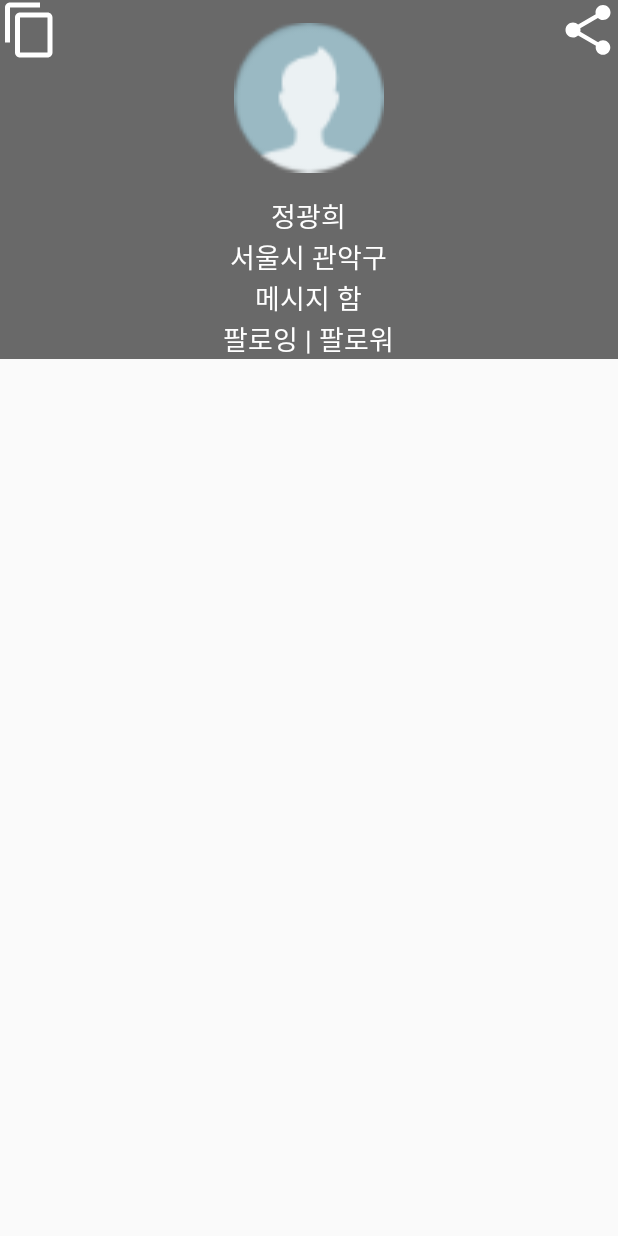
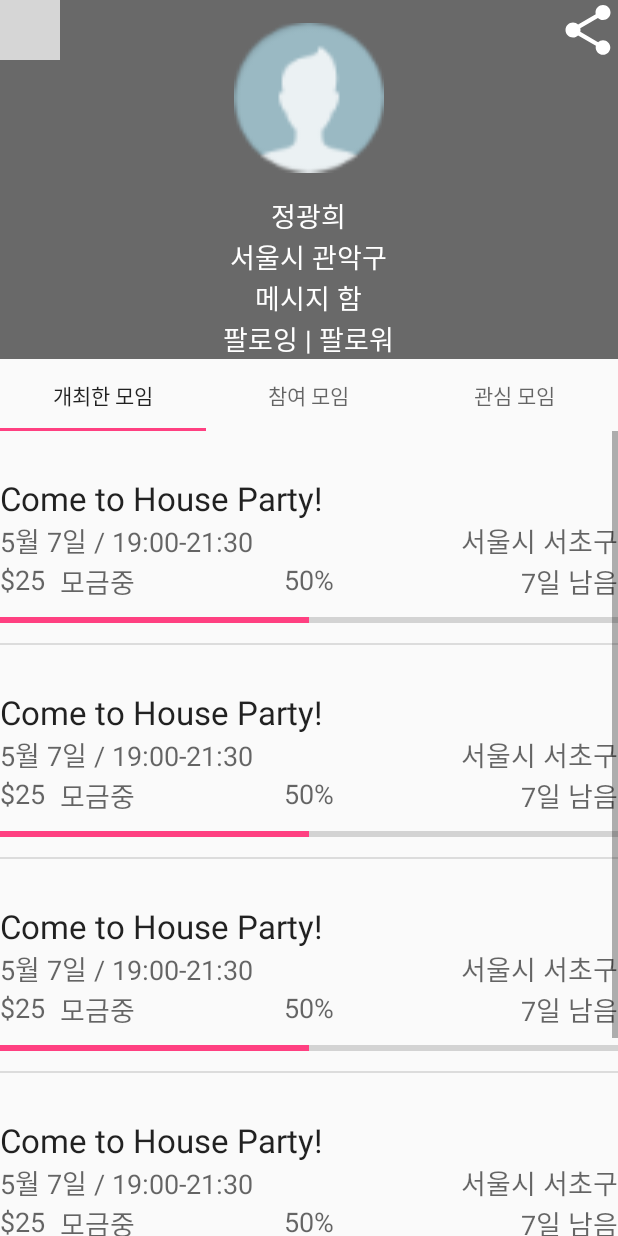
Before and after one commit to rapturekwang/PartyPeople, an Android app: the screen it shows after launch (UserActivity), in the side drawer, after a tap on "나의 모임", on a phone screen of 412 x 824 dp. Run offline under Robolectric (Android 15) with nearby library versions, the phone set to English and light mode, and no system bars; grey boxes are pictures that could not be loaded.

Commit message:
user page finished

```diff
--- a/app/src/main/java/com/partypeople/www/partypeople/activity/MainActivity.java
+++ b/app/src/main/java/com/partypeople/www/partypeople/activity/MainActivity.java
@@ -85,6 +85,7 @@ public class MainActivity extends AppCompatActivity implements
                 break;
             case R.id.party :
                 startActivity(new Intent(MainActivity.this, UserActivity.class));
+                mDrawer.closeDrawer(GravityCompat.START);
                 break;
             case R.id.make_party :
                 intent = new Intent(MainActivity.this, MakePartyOneActivity.class);
--- /dev/null
+++ b/app/src/main/java/com/partypeople/www/partypeople/activity/ThemeActivity.java
@@ -0,0 +1,15 @@
+package com.partypeople.www.partypeople.activity;
+
+import android.support.v7.app.AppCompatActivity;
+import android.os.Bundle;
+
+import com.partypeople.www.partypeople.R;
+
+public class ThemeActivity extends AppCompatActivity {
+
+    @Override
+    protected void onCreate(Bundle savedInstanceState) {
+        super.onCreate(savedInstanceState);
+        setContentView(R.layout.activity_theme);
+    }
+}
--- a/app/src/main/java/com/partypeople/www/partypeople/activity/UserActivity.java
+++ b/app/src/main/java/com/partypeople/www/partypeople/activity/UserActivity.java
@@ -1,15 +1,55 @@
 package com.partypeople.www.partypeople.activity;
 
+import android.support.design.widget.TabLayout;
+import android.support.v4.view.ViewPager;
 import android.support.v7.app.AppCompatActivity;
 import android.os.Bundle;
+import android.view.View;
+import android.widget.Button;
+import android.widget.ImageView;
+import android.widget.Toast;
 
 import com.partypeople.www.partypeople.R;
+import com.partypeople.www.partypeople.adapter.MainTabAdapter;
+import com.partypeople.www.partypeople.adapter.UserPageTabAdapter;
+import com.partypeople.www.partypeople.utils.Constants;
 
 public class UserActivity extends AppCompatActivity {
+
+    TabLayout tabs;
+    ViewPager pager;
 
     @Override
     protected void onCreate(Bundle savedInstanceState) {
         super.onCreate(savedInstanceState);
         setContentView(R.layout.activity_user);
+
+        tabs = (TabLayout) findViewById(R.id.tabs);
+        pager = (ViewPager)findViewById(R.id.pager);
+        UserPageTabAdapter adpater = new UserPageTabAdapter(getSupportFragmentManager());
+        pager.setAdapter(adpater);
+
+        tabs.setupWithViewPager(pager);
+
+        tabs.removeAllTabs();
+        String[] tabTitle = getResources().getStringArray(R.array.user_page_tab_name);
+        for (int i = 0; i < Constants.NUM_OF_USER_PAGE_TAB; i++) {
+            tabs.addTab(tabs.newTab().setText(tabTitle[i]));
+        }
+
+        ImageView btn = (ImageView)findViewById(R.id.btn_back);
+        btn.setOnClickListener(new View.OnClickListener() {
+            @Override
+            public void onClick(View v) {
+                onBackPressed();
+            }
+        });
+        btn = (ImageView)findViewById(R.id.btn_modify);
+        btn.setOnClickListener(new View.OnClickListener() {
+            @Override
+            public void onClick(View v) {
+                Toast.makeText(UserActivity.this, "modify", Toast.LENGTH_SHORT).show();
+            }
+        });
     }
 }
--- /dev/null
+++ b/app/src/main/java/com/partypeople/www/partypeople/adapter/UserPageFragmentAdapter.java
@@ -0,0 +1,51 @@
+package com.partypeople.www.partypeople.adapter;
+
+import android.view.View;
+import android.view.ViewGroup;
+import android.widget.BaseAdapter;
+
+import com.partypeople.www.partypeople.data.PartyItemData;
+import com.partypeople.www.partypeople.view.PartyItemView;
+
+import java.util.ArrayList;
+import java.util.List;
+
+/**
+ * Created by Tacademy on 2015-10-29.
+ */
+public class UserPageFragmentAdapter extends BaseAdapter {
+    List<PartyItemData> items = new ArrayList<PartyItemData>();
+
+    public void add(PartyItemData item) {
+        items.add(item);
+        notifyDataSetChanged();
+    }
+
+    @Override
+    public int getCount() {
+        return items.size();
+    }
+
+    @Override
+    public Object getItem(int position) {
+        return items.get(position);
+    }
+
+    @Override
+    public long getItemId(int position) {
+        return position;
+    }
+
+    @Override
+    public View getView(int position, View convertView, ViewGroup parent) {
+        PartyItemView view;
+        if(convertView == null) {
+            view = new PartyItemView(parent.getContext());
+        } else {
+            view = (PartyItemView)convertView;
+        }
+        view.setItemData(items.get(position));
+        view.setVisible(View.GONE);
+        return view;
+    }
+}
--- /dev/null
+++ b/app/src/main/java/com/partypeople/www/partypeople/adapter/UserPageTabAdapter.java
@@ -0,0 +1,33 @@
+package com.partypeople.www.partypeople.adapter;
+
+import android.support.v4.app.Fragment;
+import android.support.v4.app.FragmentManager;
+import android.support.v4.app.FragmentPagerAdapter;
+
+import com.partypeople.www.partypeople.fragment.UserPageFragment;
+import com.partypeople.www.partypeople.utils.Constants;
+
+/**
+ * Created by Tacademy on 2015-10-29.
+ */
+public class UserPageTabAdapter extends FragmentPagerAdapter {
+
+    public UserPageTabAdapter(FragmentManager fm) {
+        super(fm);
+    }
+
+    @Override
+    public Fragment getItem(int position) {
+        return UserPageFragment.newInstance("Item : " + position);
+    }
+
+    @Override
+    public int getCount() {
+        return Constants.NUM_OF_USER_PAGE_TAB;
+    }
+
+    @Override
+    public CharSequence getPageTitle(int position) {
+        return "Title " + position;
+    }
+}
--- a/app/src/main/java/com/partypeople/www/partypeople/data/PartyItemData.java
+++ b/app/src/main/java/com/partypeople/www/partypeople/data/PartyItemData.java
@@ -15,4 +15,5 @@ public class PartyItemData {
     public String progressText;
     public String dueDate;
     public int progress;
+    public String currentState;
 }
--- /dev/null
+++ b/app/src/main/java/com/partypeople/www/partypeople/fragment/UserPageFragment.java
@@ -0,0 +1,85 @@
+package com.partypeople.www.partypeople.fragment;
+
+import android.content.Intent;
+import android.os.Bundle;
+import android.support.v4.app.Fragment;
+import android.view.LayoutInflater;
+import android.view.View;
+import android.view.ViewGroup;
+import android.widget.AdapterView;
+import android.widget.ListView;
+
+import com.partypeople.www.partypeople.R;
+import com.partypeople.www.partypeople.activity.PartyDetailActivity;
+import com.partypeople.www.partypeople.adapter.UserPageFragmentAdapter;
+import com.partypeople.www.partypeople.data.PartyItemData;
+
+/**
+ * Created by Tacademy on 2015-10-29.
+ */
+public class UserPageFragment extends Fragment {
+
+    private static final String ARG_NAME = "name";
+    private String mName;
+    ListView listView;
+    UserPageFragmentAdapter mAdapter;
+
+
+    public static UserPageFragment newInstance(String name) {
+        UserPageFragment fragment = new UserPageFragment();
+        Bundle args = new Bundle();
+        args.putString(ARG_NAME, name);
+        fragment.setArguments(args);
+        return fragment;
+    }
+
+    public UserPageFragment() {
+        // Required empty public constructor
+    }
+
+    @Override
+    public void onCreate(Bundle savedInstanceState) {
+        super.onCreate(savedInstanceState);
+        if (getArguments() != null) {
+            mName = getArguments().getString(ARG_NAME);
+        }
+    }
+
+    @Override
+    public View onCreateView(LayoutInflater inflater, ViewGroup container,
+                             Bundle savedInstanceState) {
+        View view = inflater.inflate(R.layout.fragment_user, container, false);
+        //((TextView)view.findViewById(R.id.text_name)).setText(mName);
+        listView = (ListView)view.findViewById(R.id.listView);
+        mAdapter = new UserPageFragmentAdapter();
+        listView.setAdapter(mAdapter);
+
+        listView.setOnItemClickListener(new AdapterView.OnItemClickListener() {
+            @Override
+            public void onItemClick(AdapterView<?> parent, View view, int position, long id) {
+                Intent i = new Intent(getActivity(), PartyDetailActivity.class);
+                startActivity(i);
+            }
+        });
+
+        initData();
+
+        return view;
+    }
+
+    private void initData() {
+        for (int i = 0; i < 5 ; i++) {
+            PartyItemData d = new PartyItemData();
+            d.title = "Come to House Party!";
+            d.date = "5월 7일 / 19:00-21:30";
+            d.partyImg = getResources().getDrawable(R.drawable.demo_img);
+            d.location = "서울시 서초구";
+            d.price = "$25";
+            d.progress = 50;
+            d.progressText = d.progress+"%";
+            d.dueDate = "7일 남음";
+            d.currentState = "모금중";
+            mAdapter.add(d);
+        }
+    }
+}
--- a/app/src/main/java/com/partypeople/www/partypeople/utils/Constants.java
+++ b/app/src/main/java/com/partypeople/www/partypeople/utils/Constants.java
@@ -6,4 +6,5 @@ package com.partypeople.www.partypeople.utils;
 public class Constants {
     public static final int NUM_OF_TAB = 2;
     public static final int NUM_OF_DETAIL_TAB = 3;
+    public static final int NUM_OF_USER_PAGE_TAB = 3;
 }
--- a/app/src/main/java/com/partypeople/www/partypeople/view/PartyItemView.java
+++ b/app/src/main/java/com/partypeople/www/partypeople/view/PartyItemView.java
@@ -25,7 +25,7 @@ public class PartyItemView extends RelativeLayout {
         init();
     }
 
-    TextView titleView, dateView, locationView, priceView, progressView, dueDateView;
+    TextView titleView, dateView, locationView, priceView, progressView, dueDateView, currentStateView;
     ImageView partyImgView;
     CheckBox bookMarkView;
     ProgressBar progressBar;
@@ -40,8 +40,9 @@ public class PartyItemView extends RelativeLayout {
         priceView = (TextView)findViewById(R.id.text_price);
         progressView = (TextView)findViewById(R.id.text_progress);
         dueDateView = (TextView)findViewById(R.id.text_duedate);
-        bookMarkView = (CheckBox)findViewById(R.id.chbox_bookmark);
+        //bookMarkView = (CheckBox)findViewById(R.id.chbox_bookmark);
         progressBar = (ProgressBar)findViewById(R.id.progressBar);
+        currentStateView = (TextView)findViewById(R.id.text_current_state);
 //        partyImgView.setOnClickListener(new OnClickListener() {
 //            @Override
 //            public void onClick(View v) {
@@ -62,7 +63,8 @@ public class PartyItemView extends RelativeLayout {
         progressView.setText(data.progressText);
         dueDateView.setText(data.dueDate);
         progressBar.setProgress(data.progress);
-        bookMarkView.setClickable(false);
+        //bookMarkView.setClickable(false);
+        currentStateView.setText(data.currentState);
         //bookMarkView.setChecked(data.bookMark);
     }
 
--- a/app/src/main/res/layout/activity_make_party_one.xml
+++ b/app/src/main/res/layout/activity_make_party_one.xml
@@ -2,6 +2,8 @@
 <RelativeLayout xmlns:android="http://schemas.android.com/apk/res/android"
     xmlns:tools="http://schemas.android.com/tools" android:layout_width="match_parent"
     android:layout_height="match_parent"
+    android:focusable="true"
+    android:focusableInTouchMode="true"
     tools:context="com.partypeople.www.partypeople.activity.MakePartyOneActivity">
 
     <android.support.v7.widget.Toolbar
--- a/app/src/main/res/layout/activity_make_party_three.xml
+++ b/app/src/main/res/layout/activity_make_party_three.xml
@@ -3,6 +3,8 @@
     xmlns:tools="http://schemas.android.com/tools"
     android:layout_width="match_parent"
     android:layout_height="match_parent"
+    android:focusable="true"
+    android:focusableInTouchMode="true"
     tools:context="com.partypeople.www.partypeople.activity.MakePartyThreeActivity">
 
     <android.support.v7.widget.Toolbar
--- a/app/src/main/res/layout/activity_make_party_two.xml
+++ b/app/src/main/res/layout/activity_make_party_two.xml
@@ -2,6 +2,8 @@
 <RelativeLayout xmlns:android="http://schemas.android.com/apk/res/android"
     xmlns:tools="http://schemas.android.com/tools" android:layout_width="match_parent"
     android:layout_height="match_parent"
+    android:focusable="true"
+    android:focusableInTouchMode="true"
     tools:context="com.partypeople.www.partypeople.activity.MakePartyTwoActivity">
 
     <android.support.v7.widget.Toolbar
--- /dev/null
+++ b/app/src/main/res/layout/activity_theme.xml
@@ -0,0 +1,10 @@
+<?xml version="1.0" encoding="utf-8"?>
+<RelativeLayout xmlns:android="http://schemas.android.com/apk/res/android"
+    xmlns:tools="http://schemas.android.com/tools" android:layout_width="match_parent"
+    android:layout_height="match_parent" android:paddingLeft="@dimen/activity_horizontal_margin"
+    android:paddingRight="@dimen/activity_horizontal_margin"
+    android:paddingTop="@dimen/activity_vertical_margin"
+    android:paddingBottom="@dimen/activity_vertical_margin"
+    tools:context="com.partypeople.www.partypeople.activity.ThemeActivity">
+
+</RelativeLayout>
--- a/app/src/main/res/layout/activity_user.xml
+++ b/app/src/main/res/layout/activity_user.xml
@@ -23,7 +23,7 @@
     <android.support.v4.view.ViewPager
         android:layout_width="wrap_content"
         android:layout_height="wrap_content"
-        android:id="@+id/view3"
+        android:id="@+id/pager"
         android:layout_below="@+id/tabs"
         android:layout_alignParentStart="true" />
 </RelativeLayout>
--- /dev/null
+++ b/app/src/main/res/layout/fragment_user.xml
@@ -0,0 +1,13 @@
+<FrameLayout xmlns:android="http://schemas.android.com/apk/res/android"
+    xmlns:tools="http://schemas.android.com/tools" android:layout_width="match_parent"
+    android:layout_height="match_parent"
+    tools:context="com.example.dongja94.sampletablayout.UserPageFragment">
+
+    <!-- TODO: Update blank fragment layout -->
+
+    <ListView
+        android:layout_width="wrap_content"
+        android:layout_height="wrap_content"
+        android:id="@+id/listView"
+        android:layout_gravity="left|top" />
+</FrameLayout>
--- a/app/src/main/res/layout/view_party_item.xml
+++ b/app/src/main/res/layout/view_party_item.xml
@@ -11,26 +11,16 @@
         android:layout_alignParentTop="true"
         android:layout_alignParentStart="true"
         android:focusable="false"
-        android:clickable="false"/>
-
-    <CheckBox
-        android:layout_width="wrap_content"
-        android:layout_height="wrap_content"
-        android:id="@+id/chbox_bookmark"
-        android:layout_alignParentTop="true"
-        android:layout_alignParentEnd="true"
-        android:checked="false"
         android:clickable="false"
-        android:focusable="false"
-        />
+        android:text="Come to house party!" />
 
     <TextView
         android:layout_width="wrap_content"
         android:layout_height="wrap_content"
         android:textAppearance="?android:attr/textAppearanceMedium"
         android:id="@+id/text_date"
-        android:layout_below="@+id/chbox_bookmark"
         android:layout_alignParentStart="true"
+        android:layout_below="@+id/text_item_title"
         android:focusable="false"
         android:clickable="false"/>
 
@@ -39,8 +29,8 @@
         android:layout_height="wrap_content"
         android:textAppearance="?android:attr/textAppearanceMedium"
         android:id="@+id/text_location"
-        android:layout_below="@+id/chbox_bookmark"
         android:layout_alignParentEnd="true"
+        android:layout_below="@+id/text_item_title"
         android:focusable="false"
         android:clickable="false"/>
 
@@ -51,7 +41,8 @@
         android:layout_below="@+id/text_date"
         android:layout_alignParentStart="true"
         android:focusable="false"
-        android:clickable="false"/>
+        android:clickable="false"
+        android:src="@drawable/demo_img" />
 
     <TextView
         android:layout_width="wrap_content"
@@ -61,7 +52,19 @@
         android:layout_below="@+id/image_party"
         android:layout_alignParentStart="true"
         android:focusable="false"
-        android:clickable="false"/>
+        android:clickable="false"
+        android:text="25,000" />
+
+    <TextView
+        android:layout_width="wrap_content"
+        android:layout_height="wrap_content"
+        android:textAppearance="?android:attr/textAppearanceMedium"
+        android:id="@+id/text_current_state"
+        android:layout_below="@+id/image_party"
+        android:layout_toRightOf="@+id/text_price"
+        android:focusable="false"
+        android:clickable="false"
+        android:layout_marginLeft="10dp" />
 
     <TextView
         android:layout_width="wrap_content"
@@ -71,7 +74,7 @@
         android:layout_below="@+id/image_party"
         android:layout_centerHorizontal="true"
         android:focusable="false"
-        android:clickable="false"/>
+        android:clickable="false" />
 
     <TextView
         android:layout_width="wrap_content"
@@ -81,7 +84,8 @@
         android:layout_below="@+id/image_party"
         android:layout_alignEnd="@+id/text_location"
         android:focusable="false"
-        android:clickable="false"/>
+        android:clickable="false"
+        android:text="60일 남음" />
 
     <ProgressBar
         style="?android:attr/progressBarStyleHorizontal"
@@ -94,4 +98,5 @@
         android:maxHeight="20dip"
         android:focusable="false"
         android:clickable="false"/>
+
 </RelativeLayout>
--- a/app/src/main/res/layout/view_user_header.xml
+++ b/app/src/main/res/layout/view_user_header.xml
@@ -7,18 +7,20 @@
     <ImageView
         android:layout_width="40dp"
         android:layout_height="40dp"
-        android:id="@+id/imageView5"
+        android:id="@+id/btn_back"
         android:layout_alignParentTop="true"
         android:layout_alignParentStart="true"
-        android:src="@drawable/abc_ic_menu_copy_mtrl_am_alpha" />
+        android:src="@drawable/abc_ic_ab_back_mtrl_am_alpha"
+        android:clickable="true" />
 
     <ImageView
         android:layout_width="40dp"
         android:layout_height="40dp"
-        android:id="@+id/imageView6"
+        android:id="@+id/btn_modify"
         android:layout_alignParentTop="true"
         android:layout_alignParentEnd="true"
-        android:src="@drawable/abc_ic_menu_share_mtrl_alpha" />
+        android:src="@drawable/abc_ic_menu_share_mtrl_alpha"
+        android:clickable="true" />
 
     <ImageView
         android:layout_width="100dp"
--- a/app/src/main/res/values/strings.xml
+++ b/app/src/main/res/values/strings.xml
@@ -12,6 +12,12 @@
         <item>Q<![CDATA["&"]]>A / 후기</item>
     </string-array>
 
+    <string-array name="user_page_tab_name">
+        <item>개최한 모임</item>
+        <item>참여 모임</item>
+        <item>관심 모임</item>
+    </string-array>
+
 <!-- TODO: Remove or change this placeholder text -->
     <string name="hello_blank_fragment">Hello blank fragment</string>
 
```
Also changed, not shown: app/src/main/AndroidManifest.xml (+5 -2 lines).
